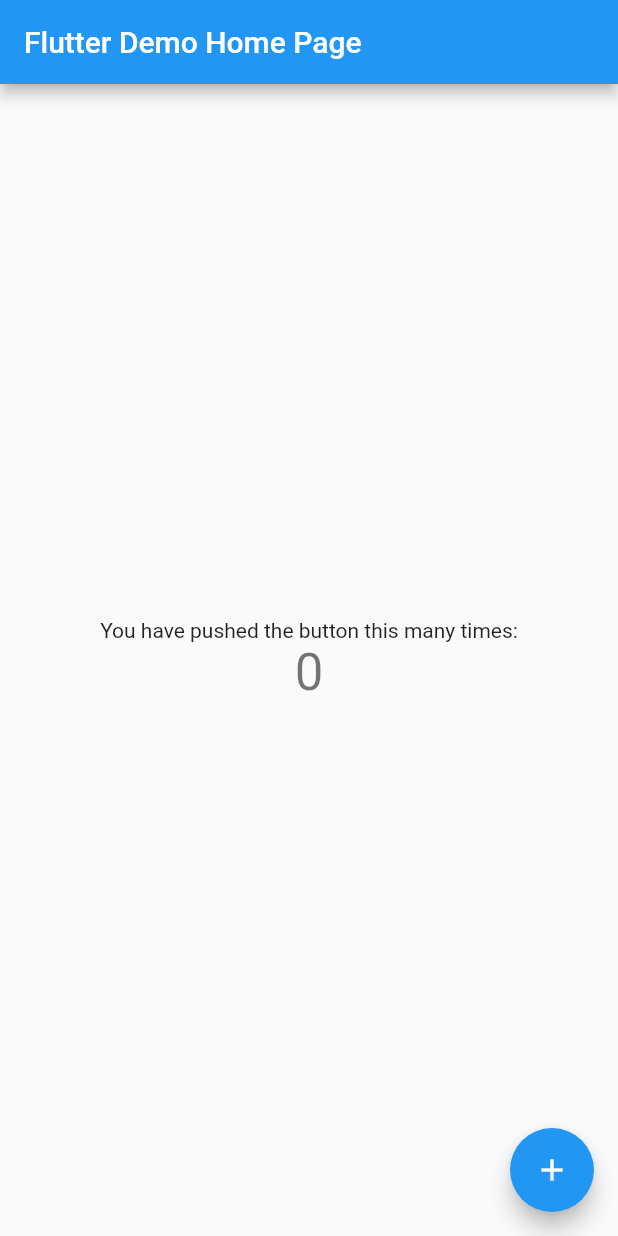
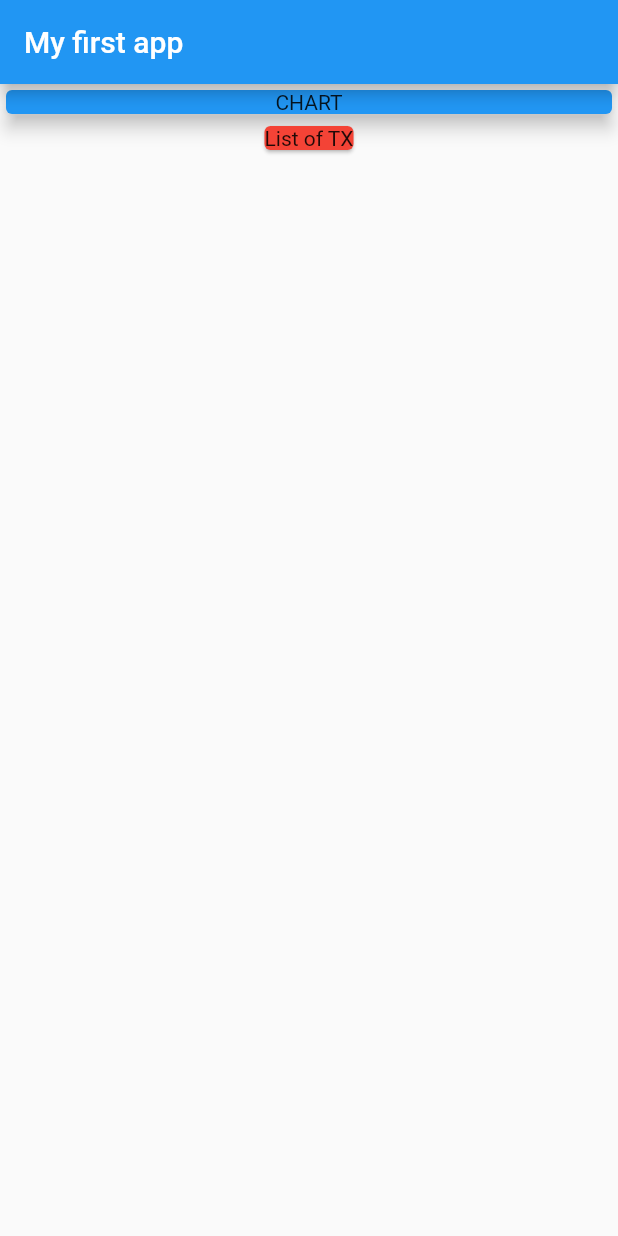
Before and after one commit to Sodment/flutter_expenses_app, a Flutter app: the screen it shows after launch, on a phone screen of 412 x 824 dp. Run offline on Flutter 3.47's test engine with Material 2 defaults, Android fonts, the phone set to English and light mode, and no system bars.

Commit message:
Add basic transaction

```diff
--- a/lib/main.dart
+++ b/lib/main.dart
@@ -1,113 +1,60 @@
 import 'package:flutter/material.dart';
+import './transaction.dart';
 
-void main() {
-  runApp(MyApp());
-}
+void main() => runApp(MyApp());
 
 class MyApp extends StatelessWidget {
-  // This widget is the root of your application.
   @override
   Widget build(BuildContext context) {
     return MaterialApp(
-      title: 'Flutter Demo',
-      theme: ThemeData(
-        // This is the theme of your application.
-        //
-        // Try running your application with "flutter run". You'll see the
-        // application has a blue toolbar. Then, without quitting the app, try
-        // changing the primarySwatch below to Colors.green and then invoke
-        // "hot reload" (press "r" in the console where you ran "flutter run",
-        // or simply save your changes to "hot reload" in a Flutter IDE).
-        // Notice that the counter didn't reset back to zero; the application
-        // is not restarted.
-        primarySwatch: Colors.blue,
-      ),
-      home: MyHomePage(title: 'Flutter Demo Home Page'),
+      title: 'Flutter App',
+      home: MyHomePage(),
     );
   }
 }
 
-class MyHomePage extends StatefulWidget {
-  MyHomePage({Key? key, required this.title}) : super(key: key);
-
-  // This widget is the home page of your application. It is stateful, meaning
-  // that it has a State object (defined below) that contains fields that affect
-  // how it looks.
-
-  // This class is the configuration for the state. It holds the values (in this
-  // case the title) provided by the parent (in this case the App widget) and
-  // used by the build method of the State. Fields in a Widget subclass are
-  // always marked "final".
-
-  final String title;
-
-  @override
-  _MyHomePageState createState() => _MyHomePageState();
-}
-
-class _MyHomePageState extends State<MyHomePage> {
-  int _counter = 0;
-
-  void _incrementCounter() {
-    setState(() {
-      // This call to setState tells the Flutter framework that something has
-      // changed in this State, which causes it to rerun the build method below
-      // so that the display can reflect the updated values. If we changed
-      // _counter without calling setState(), then the build method would not be
-      // called again, and so nothing would appear to happen.
-      _counter++;
-    });
-  }
+class MyHomePage extends StatelessWidget {
+  final List<Transaction> transactions = [
+    Transaction(
+      id: 't1',
+      title: 'New Shoes',
+      amount: 69.99,
+      date: DateTime.now(),
+    ),
+    Transaction(
+      id: 't1',
+      title: 'New Jacket',
+      amount: 169.99,
+      date: DateTime.now(),
+    ),
+  ];
 
   @override
   Widget build(BuildContext context) {
-    // This method is rerun every time setState is called, for instance as done
-    // by the _incrementCounter method above.
-    //
-    // The Flutter framework has been optimized to make rerunning build methods
-    // fast, so that you can just rebuild anything that needs updating rather
-    // than having to individually change instances of widgets.
     return Scaffold(
-      appBar: AppBar(
-        // Here we take the value from the MyHomePage object that was created by
-        // the App.build method, and use it to set our appbar title.
-        title: Text(widget.title),
-      ),
-      body: Center(
-        // Center is a layout widget. It takes a single child and positions it
-        // in the middle of the parent.
-        child: Column(
-          // Column is also a layout widget. It takes a list of children and
-          // arranges them vertically. By default, it sizes itself to fit its
-          // children horizontally, and tries to be as tall as its parent.
-          //
-          // Invoke "debug painting" (press "p" in the console, choose the
-          // "Toggle Debug Paint" action from the Flutter Inspector in Android
-          // Studio, or the "Toggle Debug Paint" command in Visual Studio Code)
-          // to see the wireframe for each widget.
-          //
-          // Column has various properties to control how it sizes itself and
-          // how it positions its children. Here we use mainAxisAlignment to
-          // center the children vertically; the main axis here is the vertical
-          // axis because Columns are vertical (the cross axis would be
-          // horizontal).
-          mainAxisAlignment: MainAxisAlignment.center,
+        appBar: AppBar(
+          title: Text('My first app'),
+        ),
+        body: Column(
+          mainAxisAlignment: MainAxisAlignment.start,
+          crossAxisAlignment: CrossAxisAlignment.center,
           children: <Widget>[
-            Text(
-              'You have pushed the button this many times:',
+            Container(
+              width: double.infinity,
+              child: Card(
+                color: Colors.blue,
+                child: Text(
+                  'CHART',
+                  textAlign: TextAlign.center,
+                ),
+                elevation: 5,
+              ),
             ),
-            Text(
-              '$_counter',
-              style: Theme.of(context).textTheme.headline4,
+            Card(
+              color: Colors.red,
+              child: Text('List of TX'),
             ),
           ],
-        ),
-      ),
-      floatingActionButton: FloatingActionButton(
-        onPressed: _incrementCounter,
-        tooltip: 'Increment',
-        child: Icon(Icons.add),
-      ), // This trailing comma makes auto-formatting nicer for build methods.
-    );
+        ));
   }
 }
--- /dev/null
+++ b/lib/transaction.dart
@@ -0,0 +1,12 @@
+class Transaction {
+  final String id;
+  final String title;
+  final double amount;
+  final DateTime date;
+
+  Transaction(
+      {required this.id,
+      required this.title,
+      required this.amount,
+      required this.date});
+}
```
